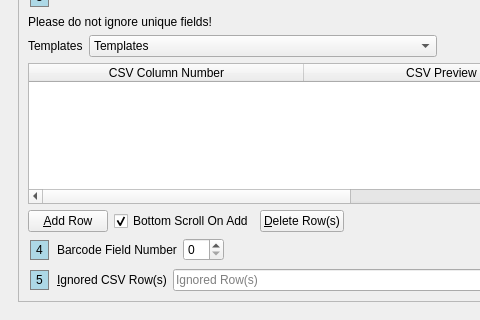
textbrowser/biblioteq, file UI/biblioteq_import.ui: the form before one commit; both pictures show x 0 to 480 and y 380 to 700 of the 700 by 700 pixel window.
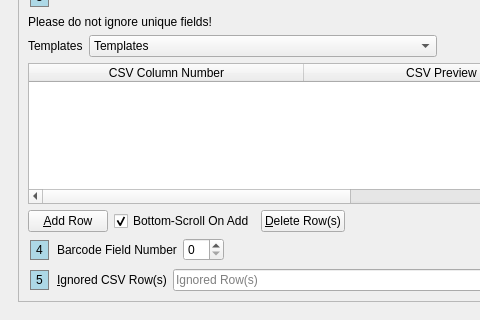
The form after the commit. Icons and pictures are not drawn.

The edit to the form file:
```diff
--- a/UI/biblioteq_import.ui
+++ b/UI/biblioteq_import.ui
@@ -336,7 +336,7 @@
              <item>
               <widget class="QCheckBox" name="bottom_scroll_on_add">
                <property name="text">
-                <string>Bottom Scroll On Add</string>
+                <string>Bottom-Scroll On Add</string>
                </property>
                <property name="checked">
                 <bool>true</bool>
```
